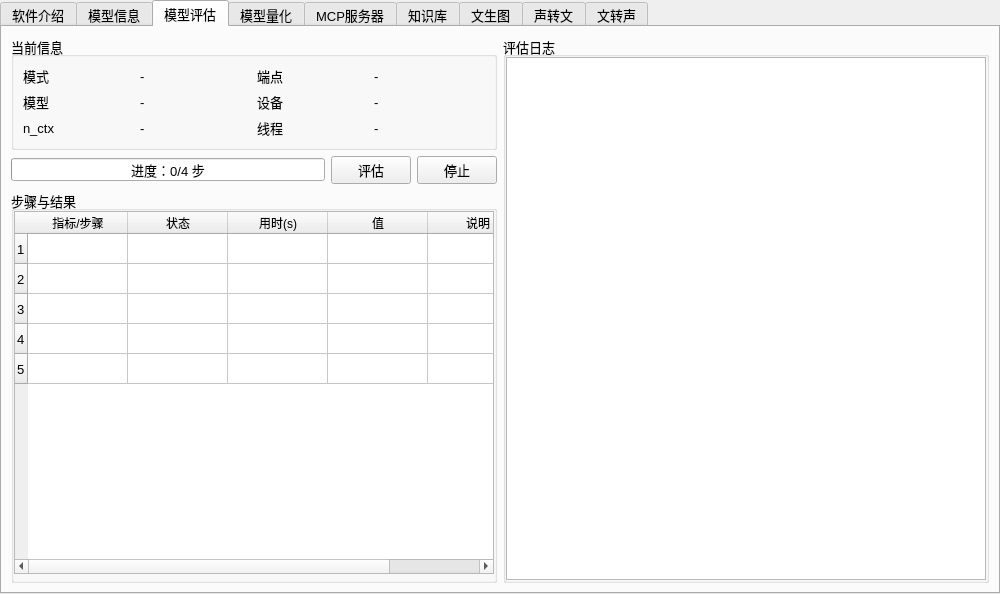
Before: the Qt Designer form src/expend/expend.ui in ylsdamxssjxxdd/eva, drawn with Qt 5.
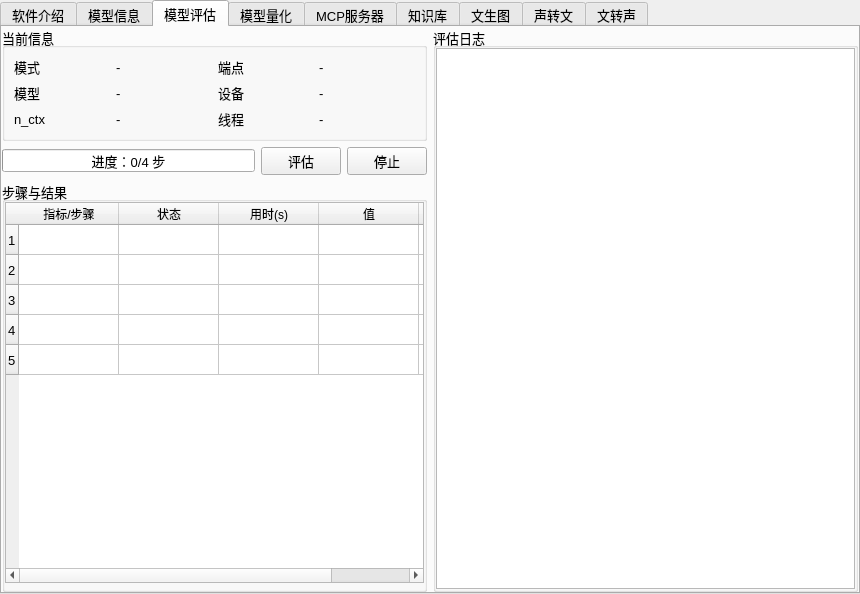
After: the same form once the commit is applied. Custom widgets are drawn as their Qt base class.

Commit message: 优化模型评估

The edit to the form file:
```diff
--- a/src/expend/expend.ui
+++ b/src/expend/expend.ui
@@ -6,7 +6,7 @@
    <rect>
     <x>0</x>
     <y>0</y>
-    <width>1000</width>
+    <width>860</width>
     <height>594</height>
    </rect>
   </property>
@@ -119,8 +119,48 @@
        <string>模型评估</string>
       </attribute>
       <layout class="QHBoxLayout" name="horizontalLayout">
+       <property name="leftMargin">
+        <number>0</number>
+       </property>
+       <property name="topMargin">
+        <number>0</number>
+       </property>
+       <property name="rightMargin">
+        <number>0</number>
+       </property>
+       <property name="bottomMargin">
+        <number>0</number>
+       </property>
        <item>
+        <widget class="QFrame" name="frame_6">
+         <property name="maximumSize">
+          <size>
+           <width>600</width>
+           <height>16777215</height>
+          </size>
+         </property>
+         <property name="frameShape">
+          <enum>QFrame::NoFrame</enum>
+         </property>
+         <property name="frameShadow">
+          <enum>QFrame::Raised</enum>
+         </property>
+         <property name="lineWidth">
+          <number>0</number>
+         </property>
         <layout class="QVBoxLayout" name="verticalLayout_2">
+          <property name="leftMargin">
+           <number>0</number>
+          </property>
+          <property name="topMargin">
+           <number>0</number>
+          </property>
+          <property name="rightMargin">
+           <number>0</number>
+          </property>
+          <property name="bottomMargin">
+           <number>0</number>
+          </property>
          <item>
           <widget class="QGroupBox" name="eval_info_groupBox">
            <property name="title">
@@ -144,7 +184,7 @@
              <widget class="QLabel" name="eval_mode_value">
               <property name="maximumSize">
                <size>
-                <width>120</width>
+                 <width>16777215</width>
                 <height>16777215</height>
                </size>
               </property>
@@ -170,7 +210,7 @@
              <widget class="QLabel" name="eval_endpoint_value">
               <property name="maximumSize">
                <size>
-                <width>120</width>
+                 <width>16777215</width>
                 <height>16777215</height>
                </size>
               </property>
@@ -196,7 +236,7 @@
              <widget class="QLabel" name="eval_model_value">
               <property name="maximumSize">
                <size>
-                <width>120</width>
+                 <width>16777215</width>
                 <height>16777215</height>
                </size>
               </property>
@@ -222,7 +262,7 @@
              <widget class="QLabel" name="eval_device_value">
               <property name="maximumSize">
                <size>
-                <width>120</width>
+                 <width>16777215</width>
                 <height>16777215</height>
                </size>
               </property>
@@ -248,7 +288,7 @@
              <widget class="QLabel" name="eval_nctx_value">
               <property name="maximumSize">
                <size>
-                <width>120</width>
+                 <width>16777215</width>
                 <height>16777215</height>
                </size>
               </property>
@@ -274,7 +314,7 @@
              <widget class="QLabel" name="eval_threads_value">
               <property name="maximumSize">
                <size>
-                <width>120</width>
+                 <width>16777215</width>
                 <height>16777215</height>
                </size>
               </property>
@@ -397,6 +437,7 @@
           </widget>
          </item>
         </layout>
+        </widget>
        </item>
        <item>
         <widget class="QGroupBox" name="eval_log_groupBox">
```
Lines whose indentation alone changed are shown as unchanged. The commit also changes 1 other file.
